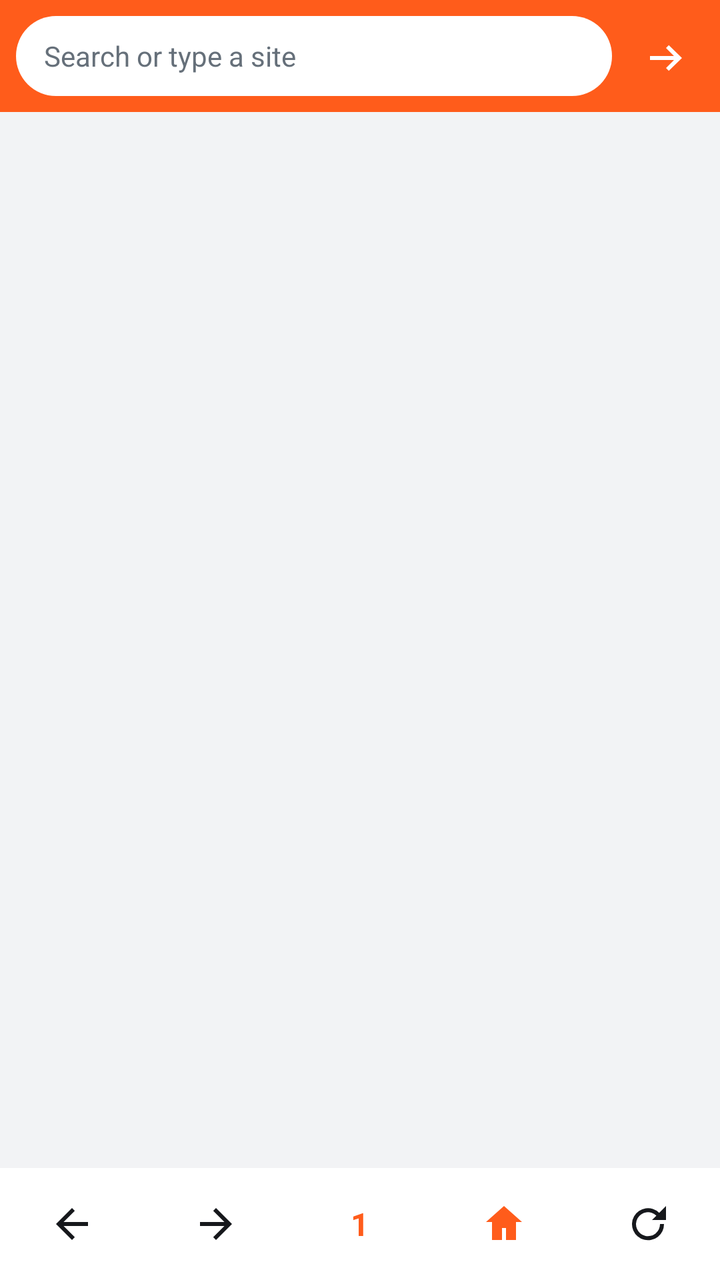
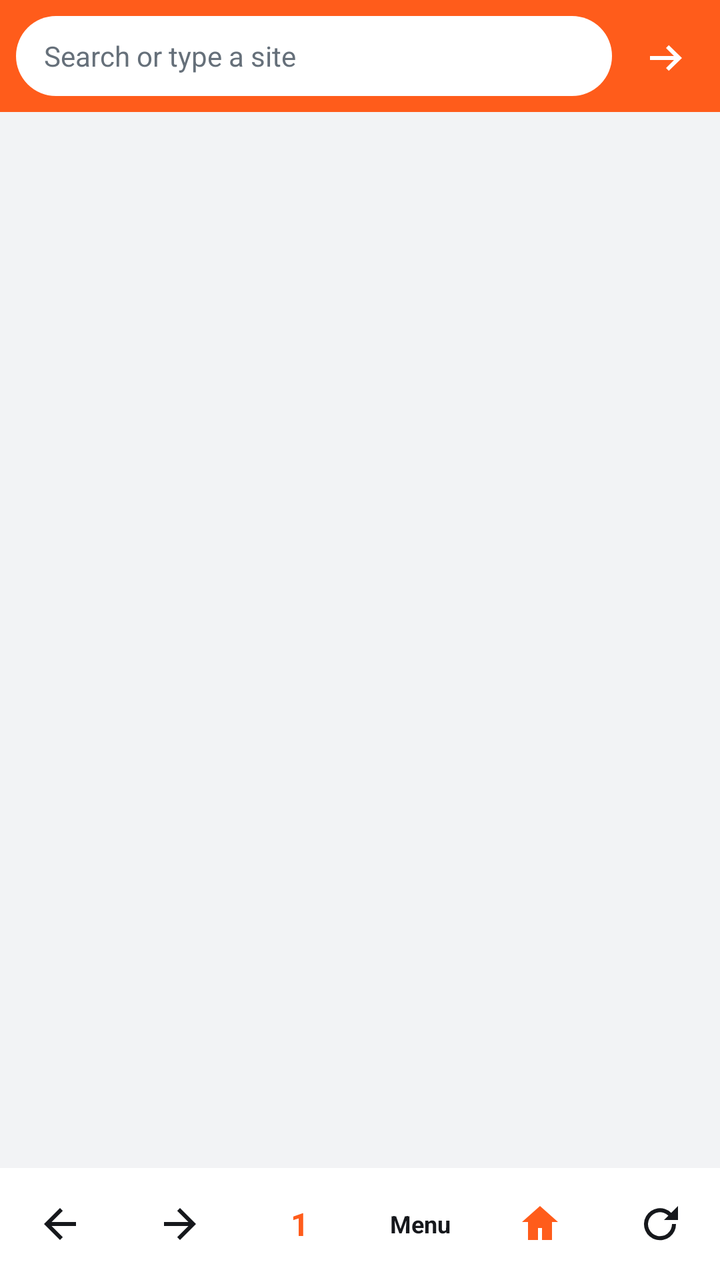

Screens rendered from an Android XML layout before and after an edit, with the pre-edit source and the edit as a unified diff.
<!-- AndroidManifest.xml: application theme Theme.Blaze -->
<!-- res/layout/activity_main.xml -->
<?xml version="1.0" encoding="utf-8"?>
<LinearLayout xmlns:android="http://schemas.android.com/apk/res/android"
    android:layout_width="match_parent"
    android:layout_height="match_parent"
    android:background="@color/bg"
    android:orientation="vertical">

    <LinearLayout
        android:layout_width="match_parent"
        android:layout_height="56dp"
        android:background="@color/primary"
        android:gravity="center_vertical"
        android:paddingStart="8dp"
        android:paddingEnd="8dp">

        <EditText
            android:id="@+id/address"
            android:layout_width="0dp"
            android:layout_height="40dp"
            android:layout_weight="1"
            android:background="@drawable/address_bg"
            android:hint="@string/address_hint"
            android:imeOptions="actionGo"
            android:importantForAutofill="no"
            android:inputType="textUri"
            android:paddingStart="14dp"
            android:paddingEnd="14dp"
            android:singleLine="true"
            android:textColor="@color/ink"
            android:textColorHint="@color/muted"
            android:textSize="14sp" />

        <ImageButton
            android:id="@+id/btn_go"
            android:layout_width="40dp"
            android:layout_height="40dp"
            android:layout_marginStart="6dp"
            android:background="@android:color/transparent"
            android:contentDescription="Go"
            android:src="@drawable/ic_go" />
    </LinearLayout>

    <ProgressBar
        android:id="@+id/progress"
        style="?android:attr/progressBarStyleHorizontal"
        android:layout_width="match_parent"
        android:layout_height="3dp"
        android:max="100"
        android:progressTint="@color/bar"
        android:visibility="gone" />

    <FrameLayout
        android:layout_width="match_parent"
        android:layout_height="0dp"
        android:layout_weight="1">

        <FrameLayout
            android:id="@+id/web_stack"
            android:layout_width="match_parent"
            android:layout_height="match_parent" />

        <TextView
            android:id="@+id/btn_play"
            android:layout_width="wrap_content"
            android:layout_height="44dp"
            android:layout_gravity="bottom|center_horizontal"
            android:layout_marginBottom="12dp"
            android:background="@drawable/play_chip"
            android:gravity="center"
            android:paddingStart="16dp"
            android:paddingEnd="16dp"
            android:text="Play in Blaze"
            android:textColor="#FFFFFF"
            android:textStyle="bold"
            android:visibility="gone" />

        <LinearLayout
            android:id="@+id/tabs_panel"
            android:layout_width="match_parent"
            android:layout_height="match_parent"
            android:background="#F7F2F3F5"
            android:orientation="vertical"
            android:padding="16dp"
            android:visibility="gone">

            <TextView
                android:layout_width="match_parent"
                android:layout_height="wrap_content"
                android:text="Windows"
                android:textColor="@color/ink"
                android:textSize="20sp"
                android:textStyle="bold" />

            <ScrollView
                android:layout_width="match_parent"
                android:layout_height="0dp"
                android:layout_marginTop="12dp"
                android:layout_weight="1">

                <LinearLayout
                    android:id="@+id/tab_list"
                    android:layout_width="match_parent"
                    android:layout_height="wrap_content"
                    android:orientation="vertical" />
            </ScrollView>

            <Button
                android:id="@+id/btn_new_tab"
                android:layout_width="match_parent"
                android:layout_height="48dp"
                android:backgroundTint="@color/primary"
                android:text="New tab"
                android:textColor="#FFFFFF" />
        </LinearLayout>
    </FrameLayout>

    <LinearLayout
        android:layout_width="match_parent"
        android:layout_height="56dp"
        android:background="@color/surface"
        android:gravity="center">

        <ImageButton
            android:id="@+id/btn_back"
            android:layout_width="0dp"
            android:layout_height="match_parent"
            android:layout_weight="1"
            android:background="?attr/selectableItemBackgroundBorderless"
            android:contentDescription="Back"
            android:src="@drawable/ic_back" />

        <ImageButton
            android:id="@+id/btn_forward"
            android:layout_width="0dp"
            android:layout_height="match_parent"
            android:layout_weight="1"
            android:background="?attr/selectableItemBackgroundBorderless"
            android:contentDescription="Forward"
            android:src="@drawable/ic_forward" />

        <TextView
            android:id="@+id/btn_tabs"
            android:layout_width="0dp"
            android:layout_height="match_parent"
            android:layout_weight="1"
            android:background="?attr/selectableItemBackgroundBorderless"
            android:gravity="center"
            android:text="1"
            android:textColor="@color/primary"
            android:textSize="16sp"
            android:textStyle="bold" />

        <ImageButton
            android:id="@+id/btn_home"
            android:layout_width="0dp"
            android:layout_height="match_parent"
            android:layout_weight="1"
            android:background="?attr/selectableItemBackgroundBorderless"
            android:contentDescription="Home"
            android:src="@drawable/ic_home" />

        <ImageButton
            android:id="@+id/btn_reload"
            android:layout_width="0dp"
            android:layout_height="match_parent"
            android:layout_weight="1"
            android:background="?attr/selectableItemBackgroundBorderless"
            android:contentDescription="Reload"
            android:src="@drawable/ic_reload" />
    </LinearLayout>
</LinearLayout>
<!-- resources referenced by this layout -->
<resources>
  <color name="bar">#101114</color>
  <color name="bg">#F2F3F5</color>
  <color name="ink">#16181C</color>
  <color name="muted">#66707A</color>
  <color name="primary">#FF5C1B</color>
  <color name="surface">#FFFFFF</color>
  <!-- drawable address_bg (drawable) -->
  <?xml version="1.0" encoding="utf-8"?>
  <shape xmlns:android="http://schemas.android.com/apk/res/android" android:shape="rectangle">
      <solid android:color="@color/surface" />
      <corners android:radius="20dp" />
  </shape>
  <!-- drawable ic_back (drawable) -->
  <?xml version="1.0" encoding="utf-8"?>
  <vector xmlns:android="http://schemas.android.com/apk/res/android"
      android:width="24dp"
      android:height="24dp"
      android:viewportWidth="24"
      android:viewportHeight="24">
      <path android:fillColor="#16181C" android:pathData="M20,11H7.8l5.6,-5.6L12,4l-8,8 8,8 1.4,-1.4L7.8,13H20z" />
  </vector>
  <!-- drawable ic_forward (drawable) -->
  <?xml version="1.0" encoding="utf-8"?>
  <vector xmlns:android="http://schemas.android.com/apk/res/android"
      android:width="24dp"
      android:height="24dp"
      android:viewportWidth="24"
      android:viewportHeight="24">
      <path android:fillColor="#16181C" android:pathData="M4,11h12.2l-5.6,-5.6L12,4l8,8 -8,8 -1.4,-1.4 5.6,-5.6H4z" />
  </vector>
  <!-- drawable ic_go (drawable) -->
  <?xml version="1.0" encoding="utf-8"?>
  <vector xmlns:android="http://schemas.android.com/apk/res/android"
      android:width="24dp"
      android:height="24dp"
      android:viewportWidth="24"
      android:viewportHeight="24">
      <path android:fillColor="#FFFFFF" android:pathData="M5,12h12l-4,-4 1.4,-1.4L21,13l-6.6,6.4L13,18l4,-4H5z" />
  </vector>
  <!-- drawable ic_home (drawable) -->
  <?xml version="1.0" encoding="utf-8"?>
  <vector xmlns:android="http://schemas.android.com/apk/res/android"
      android:width="24dp"
      android:height="24dp"
      android:viewportWidth="24"
      android:viewportHeight="24">
      <path android:fillColor="#FF5C1B" android:pathData="M12,3l9,8h-3v9h-5v-6H11v6H6v-9H3z" />
  </vector>
  <!-- drawable ic_reload (drawable) -->
  <?xml version="1.0" encoding="utf-8"?>
  <vector xmlns:android="http://schemas.android.com/apk/res/android"
      android:width="24dp"
      android:height="24dp"
      android:viewportWidth="24"
      android:viewportHeight="24">
      <path android:fillColor="#16181C" android:pathData="M17.6,6.4A8,8 0,1 0,20 12h-2a6,6 0,1 1,-1.8 -4.2L14,10h7V3l-2.4,2.4z" />
  </vector>
  <!-- drawable play_chip (drawable) -->
  <?xml version="1.0" encoding="utf-8"?>
  <shape xmlns:android="http://schemas.android.com/apk/res/android" android:shape="rectangle">
      <solid android:color="#FF5C1B" />
      <corners android:radius="22dp" />
  </shape>
  <string name="address_hint">Search or type a site</string>
  <style name="Theme.Blaze" parent="Theme.AppCompat.Light.NoActionBar">
          <item name="colorPrimary">@color/primary</item>
          <item name="colorPrimaryDark">@color/primary</item>
          <item name="android:statusBarColor">@color/primary</item>
          <item name="android:navigationBarColor">@color/bar</item>
          <item name="android:windowLightStatusBar">false</item>
          <item name="android:windowBackground">@color/bg</item>
      </style>
</resources>

<!-- the commit's change to res/layout/activity_main.xml (unified diff, before → after) -->
@@ -1,171 +1,298 @@
 <?xml version="1.0" encoding="utf-8"?>
-<LinearLayout xmlns:android="http://schemas.android.com/apk/res/android"
+<FrameLayout xmlns:android="http://schemas.android.com/apk/res/android"
     android:layout_width="match_parent"
-    android:layout_height="match_parent"
-    android:background="@color/bg"
-    android:orientation="vertical">
+    android:layout_height="match_parent">
 
     <LinearLayout
+        android:id="@+id/browser_ui"
         android:layout_width="match_parent"
-        android:layout_height="56dp"
-        android:background="@color/primary"
-        android:gravity="center_vertical"
-        android:paddingStart="8dp"
-        android:paddingEnd="8dp">
-
-        <EditText
-            android:id="@+id/address"
-            android:layout_width="0dp"
-            android:layout_height="40dp"
-            android:layout_weight="1"
-            android:background="@drawable/address_bg"
-            android:hint="@string/address_hint"
-            android:imeOptions="actionGo"
-            android:importantForAutofill="no"
-            android:inputType="textUri"
-            android:paddingStart="14dp"
-            android:paddingEnd="14dp"
-            android:singleLine="true"
-            android:textColor="@color/ink"
-            android:textColorHint="@color/muted"
-            android:textSize="14sp" />
-
-        <ImageButton
-            android:id="@+id/btn_go"
-            android:layout_width="40dp"
-            android:layout_height="40dp"
-            android:layout_marginStart="6dp"
-            android:background="@android:color/transparent"
-            android:contentDescription="Go"
-            android:src="@drawable/ic_go" />
+        android:layout_height="match_parent"
+        android:background="@color/bg"
+        android:orientation="vertical">
+
+        <LinearLayout
+            android:layout_width="match_parent"
+            android:layout_height="56dp"
+            android:background="@color/primary"
+            android:gravity="center_vertical"
+            android:paddingStart="8dp"
+            android:paddingEnd="8dp">
+
+            <EditText
+                android:id="@+id/address"
+                android:layout_width="0dp"
+                android:layout_height="40dp"
+                android:layout_weight="1"
+                android:background="@drawable/address_bg"
+                android:hint="@string/address_hint"
+                android:imeOptions="actionGo"
+                android:importantForAutofill="no"
+                android:inputType="textUri"
+                android:paddingStart="14dp"
+                android:paddingEnd="14dp"
+                android:singleLine="true"
+                android:textColor="@color/ink"
+                android:textColorHint="@color/muted"
+                android:textSize="14sp" />
+
+            <ImageButton
+                android:id="@+id/btn_go"
+                android:layout_width="40dp"
+                android:layout_height="40dp"
+                android:layout_marginStart="6dp"
+                android:background="@android:color/transparent"
+                android:contentDescription="Go"
+                android:src="@drawable/ic_go" />
+        </LinearLayout>
+
+        <ProgressBar
+            android:id="@+id/progress"
+            style="?android:attr/progressBarStyleHorizontal"
+            android:layout_width="match_parent"
+            android:layout_height="3dp"
+            android:max="100"
+            android:progressTint="@color/bar"
+            android:visibility="gone" />
+
+        <FrameLayout
+            android:layout_width="match_parent"
+            android:layout_height="0dp"
+            android:layout_weight="1">
+
+            <FrameLayout
+                android:id="@+id/web_stack"
+                android:layout_width="match_parent"
+                android:layout_height="match_parent" />
+
+            <TextView
+                android:id="@+id/btn_play"
+                android:layout_width="wrap_content"
+                android:layout_height="44dp"
+                android:layout_gravity="bottom|center_horizontal"
+                android:layout_marginBottom="12dp"
+                android:background="@drawable/play_chip"
+                android:gravity="center"
+                android:paddingStart="16dp"
+                android:paddingEnd="16dp"
+                android:text="Watch video"
+                android:textColor="#FFFFFF"
+                android:textStyle="bold"
+                android:visibility="gone" />
+
+            <LinearLayout
+                android:id="@+id/tabs_panel"
+                android:layout_width="match_parent"
+                android:layout_height="match_parent"
+                android:background="#F7F2F3F5"
+                android:orientation="vertical"
+                android:padding="16dp"
+                android:visibility="gone">
+
+                <TextView
+                    android:layout_width="match_parent"
+                    android:layout_height="wrap_content"
+                    android:text="Windows"
+                    android:textColor="@color/ink"
+                    android:textSize="20sp"
+                    android:textStyle="bold" />
+
+                <ScrollView
+                    android:layout_width="match_parent"
+                    android:layout_height="0dp"
+                    android:layout_marginTop="12dp"
+                    android:layout_weight="1">
+
+                    <LinearLayout
+                        android:id="@+id/tab_list"
+                        android:layout_width="match_parent"
+                        android:layout_height="wrap_content"
+                        android:orientation="vertical" />
+                </ScrollView>
+
+                <Button
+                    android:id="@+id/btn_new_tab"
+                    android:layout_width="match_parent"
+                    android:layout_height="48dp"
+                    android:backgroundTint="@color/primary"
+                    android:text="New tab"
+                    android:textColor="#FFFFFF" />
+            </LinearLayout>
+
+            <LinearLayout
+                android:id="@+id/menu_panel"
+                android:layout_width="match_parent"
+                android:layout_height="match_parent"
+                android:background="#F7F2F3F5"
+                android:orientation="vertical"
+                android:padding="16dp"
+                android:visibility="gone">
+
+                <TextView
+                    android:id="@+id/menu_title"
+                    android:layout_width="match_parent"
+                    android:layout_height="wrap_content"
+                    android:text="Menu"
+                    android:textColor="@color/ink"
+                    android:textSize="20sp"
+                    android:textStyle="bold" />
+
+                <ScrollView
+                    android:layout_width="match_parent"
+                    android:layout_height="0dp"
+                    android:layout_marginTop="8dp"
+                    android:layout_weight="1">
+
+                    <LinearLayout
+                        android:id="@+id/menu_list"
+                        android:layout_width="match_parent"
+                        android:layout_height="wrap_content"
+                        android:orientation="vertical" />
+                </ScrollView>
+            </LinearLayout>
+        </FrameLayout>
+
+        <LinearLayout
+            android:layout_width="match_parent"
+            android:layout_height="56dp"
+            android:background="@color/surface"
+            android:gravity="center">
+
+            <ImageButton
+                android:id="@+id/btn_back"
+                android:layout_width="0dp"
+                android:layout_height="match_parent"
+                android:layout_weight="1"
+                android:background="?attr/selectableItemBackgroundBorderless"
+                android:contentDescription="Back"
+                android:src="@drawable/ic_back" />
+
+            <ImageButton
+                android:id="@+id/btn_forward"
+                android:layout_width="0dp"
+                android:layout_height="match_parent"
+                android:layout_weight="1"
+                android:background="?attr/selectableItemBackgroundBorderless"
+                android:contentDescription="Forward"
+                android:src="@drawable/ic_forward" />
+
+            <TextView
+                android:id="@+id/btn_tabs"
+                android:layout_width="0dp"
+                android:layout_height="match_parent"
+                android:layout_weight="1"
+                android:background="?attr/selectableItemBackgroundBorderless"
+                android:gravity="center"
+                android:text="1"
+                android:textColor="@color/primary"
+                android:textSize="16sp"
+                android:textStyle="bold" />
+
+            <TextView
+                android:id="@+id/btn_menu"
+                android:layout_width="0dp"
+                android:layout_height="match_parent"
+                android:layout_weight="1"
+                android:background="?attr/selectableItemBackgroundBorderless"
+                android:gravity="center"
+                android:text="Menu"
+                android:textColor="@color/ink"
+                android:textSize="12sp"
+                android:textStyle="bold" />
+
+            <ImageButton
+                android:id="@+id/btn_home"
+                android:layout_width="0dp"
+                android:layout_height="match_parent"
+                android:layout_weight="1"
+                android:background="?attr/selectableItemBackgroundBorderless"
+                android:contentDescription="Home"
+                android:src="@drawable/ic_home" />
+
+            <ImageButton
+                android:id="@+id/btn_reload"
+                android:layout_width="0dp"
+                android:layout_height="match_parent"
+                android:layout_weight="1"
+                android:background="?attr/selectableItemBackgroundBorderless"
+                android:contentDescription="Reload"
+                android:src="@drawable/ic_reload" />
+        </LinearLayout>
     </LinearLayout>
 
-    <ProgressBar
-        android:id="@+id/progress"
-        style="?android:attr/progressBarStyleHorizontal"
+    <FrameLayout
+        android:id="@+id/fullscreen_holder"
         android:layout_width="match_parent"
-        android:layout_height="3dp"
-        android:max="100"
-        android:progressTint="@color/bar"
-        android:visibility="gone" />
-
-    <FrameLayout
-        android:layout_width="match_parent"
-        android:layout_height="0dp"
-        android:layout_weight="1">
+        android:layout_height="match_parent"
+        android:background="#000000"
+        android:visibility="gone">
 
         <FrameLayout
-            android:id="@+id/web_stack"
+            android:id="@+id/fs_video"
             android:layout_width="match_parent"
             android:layout_height="match_parent" />
 
+        <View
+            android:id="@+id/fs_gestures"
+            android:layout_width="match_parent"
+            android:layout_height="match_parent" />
+
         <TextView
-            android:id="@+id/btn_play"
+            android:id="@+id/fs_hud"
             android:layout_width="wrap_content"
-            android:layout_height="44dp"
-            android:layout_gravity="bottom|center_horizontal"
-            android:layout_marginBottom="12dp"
-            android:background="@drawable/play_chip"
-            android:gravity="center"
-            android:paddingStart="16dp"
-            android:paddingEnd="16dp"
-            android:text="Play in Blaze"
+            android:layout_height="wrap_content"
+            android:layout_gravity="center"
+            android:background="#CC0C0D10"
+            android:padding="12dp"
             android:textColor="#FFFFFF"
+            android:textSize="16sp"
             android:textStyle="bold"
             android:visibility="gone" />
 
         <LinearLayout
-            android:id="@+id/tabs_panel"
-            android:layout_width="match_parent"
-            android:layout_height="match_parent"
-            android:background="#F7F2F3F5"
-            android:orientation="vertical"
-            android:padding="16dp"
-            android:visibility="gone">
-
-            <TextView
-                android:layout_width="match_parent"
+            android:id="@+id/fs_chrome"
+            android:layout_width="match_parent"
+            android:layout_height="wrap_content"
+            android:background="#66000000"
+            android:gravity="center_vertical"
+            android:padding="8dp">
+
+            <ImageButton
+                android:id="@+id/fs_close"
+                android:layout_width="48dp"
+                android:layout_height="48dp"
+                android:background="@android:color/transparent"
+                android:contentDescription="Close video"
+                android:src="@android:drawable/ic_menu_close_clear_cancel" />
+
+            <TextView
+                android:layout_width="0dp"
                 android:layout_height="wrap_content"
-                android:text="Windows"
-                android:textColor="@color/ink"
-                android:textSize="20sp"
-                android:textStyle="bold" />
-
-            <ScrollView
-                android:layout_width="match_parent"
-                android:layout_height="0dp"
-                android:layout_marginTop="12dp"
-                android:layout_weight="1">
-
-                <LinearLayout
-                    android:id="@+id/tab_list"
-                    android:layout_width="match_parent"
-                    android:layout_height="wrap_content"
-                    android:orientation="vertical" />
-            </ScrollView>
-
-            <Button
-                android:id="@+id/btn_new_tab"
-                android:layout_width="match_parent"
+                android:layout_weight="1"
+                android:text="Blaze player"
+                android:textColor="#FFFFFF"
+                android:textStyle="bold" />
+
+            <TextView
+                android:id="@+id/fs_pip"
+                android:layout_width="wrap_content"
                 android:layout_height="48dp"
-                android:backgroundTint="@color/primary"
-                android:text="New tab"
-                android:textColor="#FFFFFF" />
+                android:gravity="center"
+                android:paddingStart="12dp"
+                android:paddingEnd="12dp"
+                android:text="PiP"
+                android:textColor="#FFFFFF"
+                android:textStyle="bold" />
+
+            <TextView
+                android:id="@+id/fs_rotate"
+                android:layout_width="wrap_content"
+                android:layout_height="48dp"
+                android:gravity="center"
+                android:paddingStart="12dp"
+                android:paddingEnd="12dp"
+                android:text="Rotate"
+                android:textColor="#FFFFFF"
+                android:textStyle="bold" />
         </LinearLayout>
     </FrameLayout>
-
-    <LinearLayout
-        android:layout_width="match_parent"
-        android:layout_height="56dp"
-        android:background="@color/surface"
-        android:gravity="center">
-
-        <ImageButton
-            android:id="@+id/btn_back"
-            android:layout_width="0dp"
-            android:layout_height="match_parent"
-            android:layout_weight="1"
-            android:background="?attr/selectableItemBackgroundBorderless"
-            android:contentDescription="Back"
-            android:src="@drawable/ic_back" />
-
-        <ImageButton
-            android:id="@+id/btn_forward"
-            android:layout_width="0dp"
-            android:layout_height="match_parent"
-            android:layout_weight="1"
-            android:background="?attr/selectableItemBackgroundBorderless"
-            android:contentDescription="Forward"
-            android:src="@drawable/ic_forward" />
-
-        <TextView
-            android:id="@+id/btn_tabs"
-            android:layout_width="0dp"
-            android:layout_height="match_parent"
-            android:layout_weight="1"
-            android:background="?attr/selectableItemBackgroundBorderless"
-            android:gravity="center"
-            android:text="1"
-            android:textColor="@color/primary"
-            android:textSize="16sp"
-            android:textStyle="bold" />
-
-        <ImageButton
-            android:id="@+id/btn_home"
-            android:layout_width="0dp"
-            android:layout_height="match_parent"
-            android:layout_weight="1"
-            android:background="?attr/selectableItemBackgroundBorderless"
-            android:contentDescription="Home"
-            android:src="@drawable/ic_home" />
-
-        <ImageButton
-            android:id="@+id/btn_reload"
-            android:layout_width="0dp"
-            android:layout_height="match_parent"
-            android:layout_weight="1"
-            android:background="?attr/selectableItemBackgroundBorderless"
-            android:contentDescription="Reload"
-            android:src="@drawable/ic_reload" />
-    </LinearLayout>
-</LinearLayout>
+</FrameLayout>
